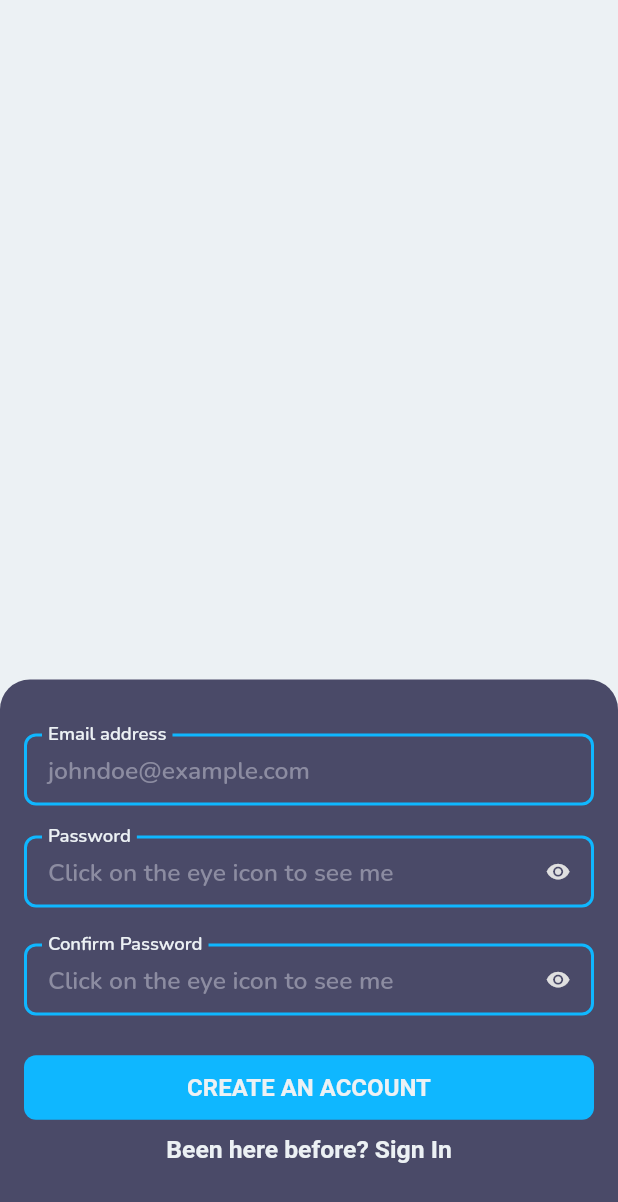
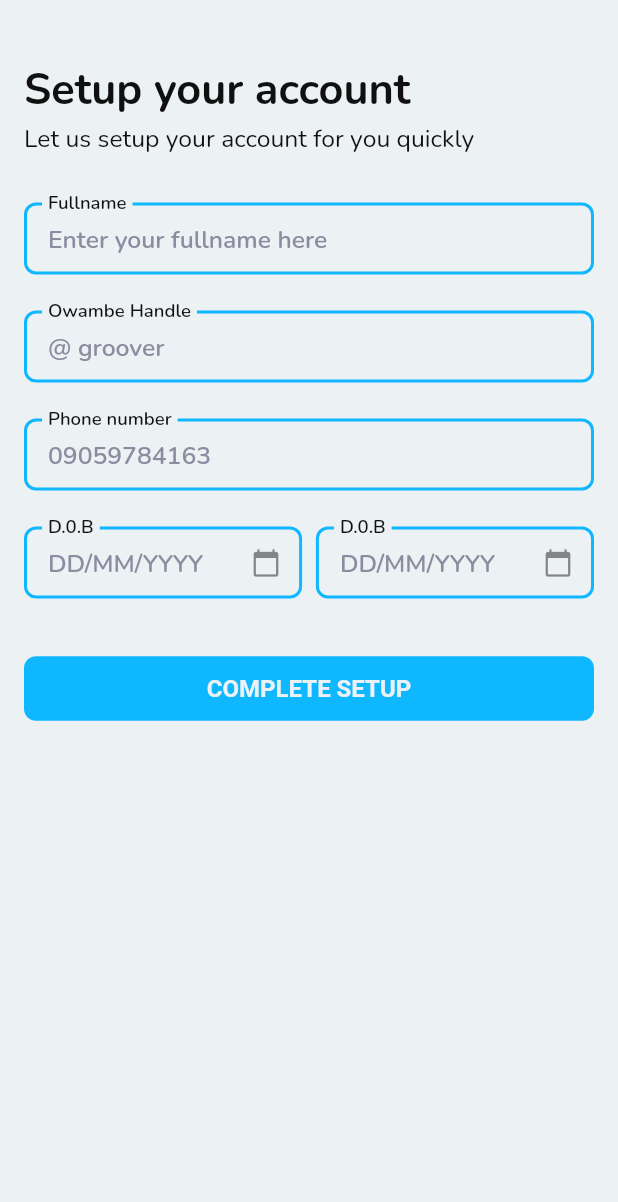
Before and after one commit to DeveloperMaleek/Owambe-Mobile-App, a Flutter app: the RegisterPage screen opened by its route, after a tap on "CREATE AN ACCOUNT", on a phone screen of 412 x 824 dp. Shown: the top 1202 px of the screen. Run offline on Flutter 3.47's test engine with Material 2 defaults, Android fonts, the phone set to English and light mode, and no system bars; drawn by our look-alikes of date_field; our stand-ins replace google_fonts.

Commit message:
Account setup Page without dropdown

```diff
--- a/lib/components/buttons.dart
+++ b/lib/components/buttons.dart
@@ -67,3 +67,36 @@ class SecondaryButton extends StatelessWidget {
     );
   }
 }
+
+class IconButton extends StatelessWidget {
+  const IconButton(
+      {Key? key, required this.buttonText, required this.onPressed})
+      : super(key: key);
+
+  final String buttonText;
+  final Function() onPressed;
+
+  @override
+  Widget build(BuildContext context) {
+    return SizedBox(
+      width: MediaQuery.of(context).size.width,
+      child: OutlinedButton(
+        onPressed: onPressed,
+        child: Text(buttonText),
+        style: OutlinedButton.styleFrom(
+          elevation: 0,
+          padding:
+              const EdgeInsets.only(top: 12, bottom: 12, right: 16, left: 16),
+          primary: color.AppColor.primaryColor,
+          side: BorderSide(color: color.AppColor.primaryColor, width: 2),
+          shape: RoundedRectangleBorder(borderRadius: BorderRadius.circular(8)),
+          textStyle: TextStyle(
+            fontSize: MediaQuery.of(context).size.width * 0.04,
+            fontStyle: FontStyle.normal,
+            fontWeight: FontWeight.w700,
+          ),
+        ),
+      ),
+    );
+  }
+}
--- a/lib/components/inputs.dart
+++ b/lib/components/inputs.dart
@@ -1,3 +1,5 @@
+// import 'package:date_field/date_field.dart';
+import 'package:date_field/date_field.dart';
 import 'package:flutter/cupertino.dart';
 import 'package:flutter/material.dart';
 import '../constants/colors.dart' as color;
@@ -16,7 +18,8 @@ class TextInput extends StatelessWidget {
 
   @override
   Widget build(BuildContext context) {
-    return SizedBox(
+    return Container(
+      margin: const EdgeInsets.symmetric(vertical: 12),
       width: MediaQuery.of(context).size.width,
       child: TextFormField(
         decoration: InputDecoration(
@@ -64,7 +67,8 @@ class PasswordInput extends StatelessWidget {
 
   @override
   Widget build(BuildContext context) {
-    return SizedBox(
+    return Container(
+      margin: const EdgeInsets.symmetric(vertical: 12.0),
       width: MediaQuery.of(context).size.width,
       child: TextFormField(
         obscureText: true,
@@ -99,3 +103,95 @@ class PasswordInput extends StatelessWidget {
     );
   }
 }
+
+class DateInput extends StatelessWidget {
+  const DateInput(
+      {Key? key,
+      required this.labelText,
+      required this.placeholder,
+      required this.labelTextColor,
+      required this.iconColor,
+      required this.iconValue,
+      required this.width})
+      : super(key: key);
+
+  final String labelText;
+  final String placeholder;
+  final Color labelTextColor;
+  final Color iconColor;
+  final IconData iconValue;
+  final double width;
+
+  @override
+  Widget build(BuildContext context) {
+    return Container(
+      margin: const EdgeInsets.symmetric(vertical: 12),
+      width: width,
+      child: DateTimeFormField(
+        // dateFormat: getDateFormatFromDateFieldPickerMode(mode),
+        mode: DateTimeFieldPickerMode.date,
+        // initialDatePickerMode: ,
+        decoration: InputDecoration(
+          suffixIcon: Icon(
+            iconValue,
+            size: 20,
+          ),
+          iconColor: iconColor,
+          suffixStyle: TextStyle(backgroundColor: color.AppColor.iconBg),
+          contentPadding: const EdgeInsets.fromLTRB(16, 12, 16, 12),
+          focusedBorder: OutlineInputBorder(
+              borderRadius: BorderRadius.circular(8.0),
+              borderSide:
+                  BorderSide(color: color.AppColor.primaryColor, width: 2)),
+          enabledBorder: OutlineInputBorder(
+              borderRadius: BorderRadius.circular(8.0),
+              borderSide:
+                  BorderSide(color: color.AppColor.primaryColor, width: 2)),
+          labelText: labelText,
+          labelStyle: TextStyle(
+              color: labelTextColor,
+              fontSize: MediaQuery.of(context).size.width * 0.04,
+              fontWeight: FontWeight.w600),
+          hintText: placeholder,
+          hintStyle: TextStyle(
+              color: color.AppColor.subtitleTextColor,
+              fontSize: MediaQuery.of(context).size.width * 0.04,
+              fontWeight: FontWeight.w600),
+          floatingLabelBehavior: FloatingLabelBehavior.always,
+        ),
+      ),
+    );
+  }
+}
+
+// class DropDown extends StatelessWidget {
+//   const DropDown(
+//       {Key? key,
+//       required this.labelText,
+//       required this.placeholder,
+//       required this.labelTextColor,
+//       required this.iconColor,
+//       required this.iconValue,
+//       required this.width,
+//       required this.dropDownText})
+//       : super(key: key);
+
+//   final String labelText;
+//   final String placeholder;
+//   final Color labelTextColor;
+//   final Color iconColor;
+//   final IconData iconValue;
+//   final double width;
+//   // final List<String> dropDownText;
+//   String selectedItem;
+//   List<String> dropDownText = <String>['Android', 'iOS'];
+
+//   @override
+//   Widget build(BuildContext context) {
+//     return Container(
+//       margin: const EdgeInsets.symmetric(vertical: 12),
+//       width: width,
+//       child: DropdownButtonFormField(items: DropdownMenuItem<String>(child: Container()), onChanged: onChanged),
+//     );
+//   }
+// }
--- /dev/null
+++ b/lib/dashboard.dart
@@ -0,0 +1,17 @@
+import 'package:flutter/material.dart';
+
+class DashboardPage extends StatefulWidget {
+  const DashboardPage({ Key? key }) : super(key: key);
+
+  @override
+  _DashboardPageState createState() => _DashboardPageState();
+}
+
+class _DashboardPageState extends State<DashboardPage> {
+  @override
+  Widget build(BuildContext context) {
+    return Container(
+
+    );
+  }
+}
--- a/lib/login.dart
+++ b/lib/login.dart
@@ -37,9 +37,6 @@ class _LoginPageState extends State<LoginPage> {
                   labelText: "Email address",
                   placeholder: "johndoe@example.com",
                   labelTextColor: color.AppColor.blackText,
-                ),
-                const SizedBox(
-                  height: 20,
                 ),
                 Column(
                   crossAxisAlignment: CrossAxisAlignment.end,
--- a/lib/my_app.dart
+++ b/lib/my_app.dart
@@ -1,8 +1,10 @@
 import 'package:flutter/material.dart';
+import 'package:owambe_app/dashboard.dart';
 import 'package:owambe_app/get_started_page.dart';
 import 'package:google_fonts/google_fonts.dart';
 import 'package:owambe_app/login.dart';
 import 'package:owambe_app/register.dart';
+import 'package:owambe_app/setup_account.dart';
 
 class MyApp extends StatelessWidget {
   const MyApp({Key? key}) : super(key: key);
@@ -18,12 +20,15 @@ class MyApp extends StatelessWidget {
         // "/": (context) => const GetStartedPage(title: "Get Started Page"),
         "/login": (context) => const LoginPage(title: "Login Page"),
         "/register": (context) => const RegisterPage(title: "Register Page"),
+        "/setup account": (context) =>
+            const SetupAccountPage(title: "Setup Account Page"),
+        "/dashboard": (context) => const DashboardPage(),
       },
       theme: ThemeData(
         textTheme: GoogleFonts.nunitoTextTheme(Theme.of(context).textTheme),
         primarySwatch: Colors.blue,
       ),
-      home: GetStartedPage(title: 'Flutter Demo Home Page'),
+      home: const GetStartedPage(title: 'Flutter Demo Home Page'),
     );
   }
 }
--- a/lib/register.dart
+++ b/lib/register.dart
@@ -39,18 +39,12 @@ class _RegisterPageState extends State<RegisterPage> {
                   placeholder: "johndoe@example.com",
                   labelTextColor: color.AppColor.accent,
                 ),
-                const SizedBox(
-                  height: 20,
-                ),
                 input.PasswordInput(
                   iconColor: color.AppColor.grayWhiteColor,
                   labelText: "Password",
                   placeholder: "Click on the eye icon to see me",
                   validator: () {},
                   labelTextColor: color.AppColor.accent,
-                ),
-                const SizedBox(
-                  height: 24,
                 ),
                 input.PasswordInput(
                   iconColor: color.AppColor.grayWhiteColor,
@@ -60,13 +54,15 @@ class _RegisterPageState extends State<RegisterPage> {
                   labelTextColor: color.AppColor.accent,
                 ),
                 const SizedBox(
-                  height: 24,
+                  height: 10,
                 ),
                 Column(
                   children: [
                     button.PrimaryButton(
                       buttonText: "CREATE AN ACCOUNT",
-                      onPressed: () {},
+                      onPressed: () {
+                        Navigator.pushNamed(context, "/setup account");
+                      },
                     ),
                     const SizedBox(height: 8),
                     RichText(
@@ -81,8 +77,7 @@ class _RegisterPageState extends State<RegisterPage> {
                             TextSpan(
                                 recognizer: TapGestureRecognizer()
                                   ..onTap = () {
-                                    Navigator.of(context)
-                                        .pushNamed("/register");
+                                    Navigator.of(context).pushNamed("/login");
                                   },
                                 text: "Sign In",
                                 style: TextStyle(
--- /dev/null
+++ b/lib/setup_account.dart
@@ -0,0 +1,100 @@
+import 'package:flutter/gestures.dart';
+import 'dart:async';
+import 'package:flutter/material.dart';
+import 'components/buttons.dart' as button;
+import 'components/inputs.dart' as input;
+import '../constants/colors.dart' as color;
+
+class SetupAccountPage extends StatefulWidget {
+  const SetupAccountPage({Key? key, required this.title}) : super(key: key);
+
+  final String title;
+
+  @override
+  State<SetupAccountPage> createState() => _SetupAccountPageState();
+}
+
+class _SetupAccountPageState extends State<SetupAccountPage> {
+  final _formKey = GlobalKey<FormState>();
+
+  @override
+  Widget build(BuildContext context) {
+    return Scaffold(
+      backgroundColor: color.AppColor.accent,
+      body: ListView(
+        padding: const EdgeInsets.fromLTRB(16, 40, 16, 16),
+        children: [
+          Column(
+            crossAxisAlignment: CrossAxisAlignment.start,
+            children: [
+              Text(
+                "Setup your account",
+                style: TextStyle(
+                    color: color.AppColor.blackText,
+                    fontSize: MediaQuery.of(context).size.width * 0.07,
+                    fontWeight: FontWeight.bold),
+              ),
+              const SizedBox(
+                height: 2,
+              ),
+              Text("Let us setup your account for you quickly",
+                  style: TextStyle(
+                      color: color.AppColor.blackText,
+                      fontSize: MediaQuery.of(context).size.width * 0.04,
+                      fontWeight: FontWeight.normal)),
+              const SizedBox(
+                height: 20,
+              ),
+              input.TextInput(
+                labelText: "Fullname",
+                placeholder: "Enter your fullname here",
+                labelTextColor: color.AppColor.blackText,
+              ),
+              input.TextInput(
+                labelText: "Owambe Handle",
+                placeholder: "@ groover",
+                labelTextColor: color.AppColor.blackText,
+              ),
+              input.TextInput(
+                labelText: "Phone number",
+                placeholder: "09059784163",
+                labelTextColor: color.AppColor.blackText,
+              ),
+              Row(
+                mainAxisAlignment: MainAxisAlignment.spaceBetween,
+                children: [
+                  input.DateInput(
+                    width: MediaQuery.of(context).size.width * 0.45,
+                    iconValue: Icons.calendar_today,
+                    labelText: "D.0.B",
+                    labelTextColor: color.AppColor.blackText,
+                    iconColor: color.AppColor.primaryColor,
+                    placeholder: "DD/MM/YYYY",
+                  ),
+                  input.DateInput(
+                    width: MediaQuery.of(context).size.width * 0.45,
+                    iconValue: Icons.calendar_today,
+                    labelText: "D.0.B",
+                    labelTextColor: color.AppColor.blackText,
+                    iconColor: color.AppColor.primaryColor,
+                    placeholder: "DD/MM/YYYY",
+                  )
+                ],
+              ),
+              SizedBox(
+                height: 24,
+              ),
+              button.PrimaryButton(
+                buttonText: "COMPLETE SETUP",
+                onPressed: () {
+                  Navigator.pushNamed(context, "/dashboard");
+                },
+              )
+            ],
+          )
+        ],
+      ),
+    );
+    // This trailing comma makes auto-formatting nicer for build methods.
+  }
+}
--- a/pubspec.yaml
+++ b/pubspec.yaml
@@ -31,10 +31,12 @@ dependencies:
     sdk: flutter
 
 
+
   # The following adds the Cupertino Icons font to your application.
   # Use with the CupertinoIcons class for iOS style icons.
   cupertino_icons: ^1.0.2
   google_fonts: ^2.3.0
+  date_field: ^2.1.2
 
 dev_dependencies:
   flutter_test:
```
Also changed, not shown: pubspec.lock.
